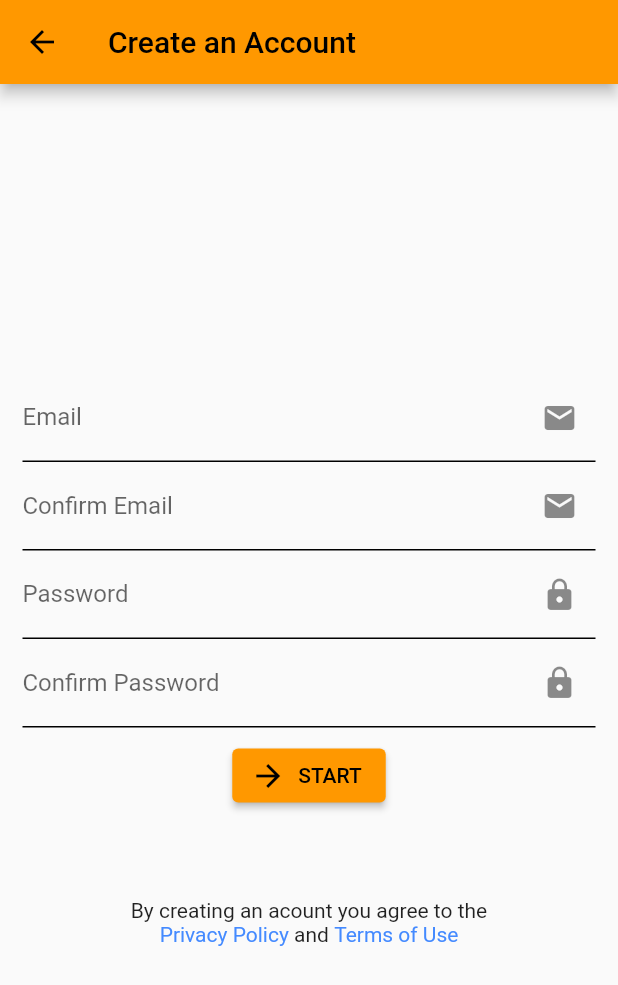
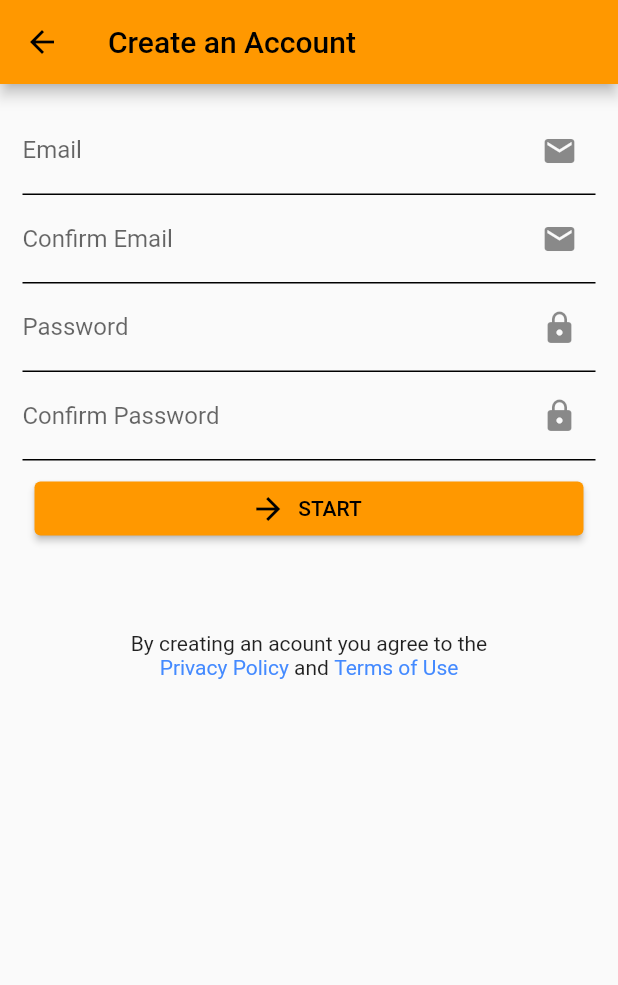
Before and after one commit to PeterTheSalmon/later_flutter, a Flutter app: the screen it shows after launch, after a tap on "NO ACCOUNT? SIGN UP INSTEAD", on a phone screen of 412 x 824 dp. Shown: the top 985 px of the screen. Run offline on Flutter 3.47's test engine with Material 2 defaults, Android fonts, the phone set to English and light mode, and no system bars; our stand-ins replace cloud_firestore, firebase_auth, firebase_core, flutter_speed_dial; accounts and stored records are empty.

Commit message:
fixed overflow on login and signup pgaes

```diff
--- a/lib/views/account/log_in_page.dart
+++ b/lib/views/account/log_in_page.dart
@@ -12,11 +12,13 @@ class LogInPage extends StatelessWidget {
   @override
   Widget build(BuildContext context) {
     return Scaffold(
+      resizeToAvoidBottomInset: false,
       body: Padding(
         padding: const EdgeInsets.all(15.0),
         child: Column(
+          mainAxisSize: MainAxisSize.min,
           children: [
-            const Spacer(),
+            const SizedBox(height: 50),
             const Text(
               "Sign in to Later",
               style: TextStyle(
@@ -55,7 +57,9 @@ class LogInPage extends StatelessWidget {
             Consumer<AuthenticationService>(
                 builder: (context, authenticationService, child) => SizedBox(
                     height: 50,
-                    child: Text(authenticationService.errorMessage ?? ""))),
+                    child: Container(
+                        child:
+                            Text(authenticationService.errorMessage ?? "")))),
             const Spacer(),
             const Divider(
               thickness: 2.0,
--- a/lib/views/account/sign_up_page.dart
+++ b/lib/views/account/sign_up_page.dart
@@ -2,6 +2,8 @@ import 'package:later_flutter/services/authentication_service.dart';
 import 'package:flutter/material.dart';
 import 'package:provider/provider.dart';
 import 'package:url_launcher/url_launcher.dart';
+
+// ! The confirm email and password fields are not used in this version of the app.
 
 class SignUpPage extends StatelessWidget {
   final TextEditingController emailController = TextEditingController();
@@ -21,8 +23,7 @@ class SignUpPage extends StatelessWidget {
       ),
       body: Padding(
         padding: const EdgeInsets.all(15.0),
-        child: Column(
-          mainAxisAlignment: MainAxisAlignment.center,
+        child: ListView(
           children: [
             TextFormField(
               decoration: const InputDecoration(
--- a/pubspec.yaml
+++ b/pubspec.yaml
@@ -40,6 +40,7 @@ dependencies:
   cloud_firestore: ^3.1.7
   url_launcher: ^6.0.18
   flutter_speed_dial: ^5.0.0+1
+  receive_sharing_intent: ^1.4.5
 
 dev_dependencies:
   flutter_test:
```
Also changed, not shown: pubspec.lock, 4 other files.
